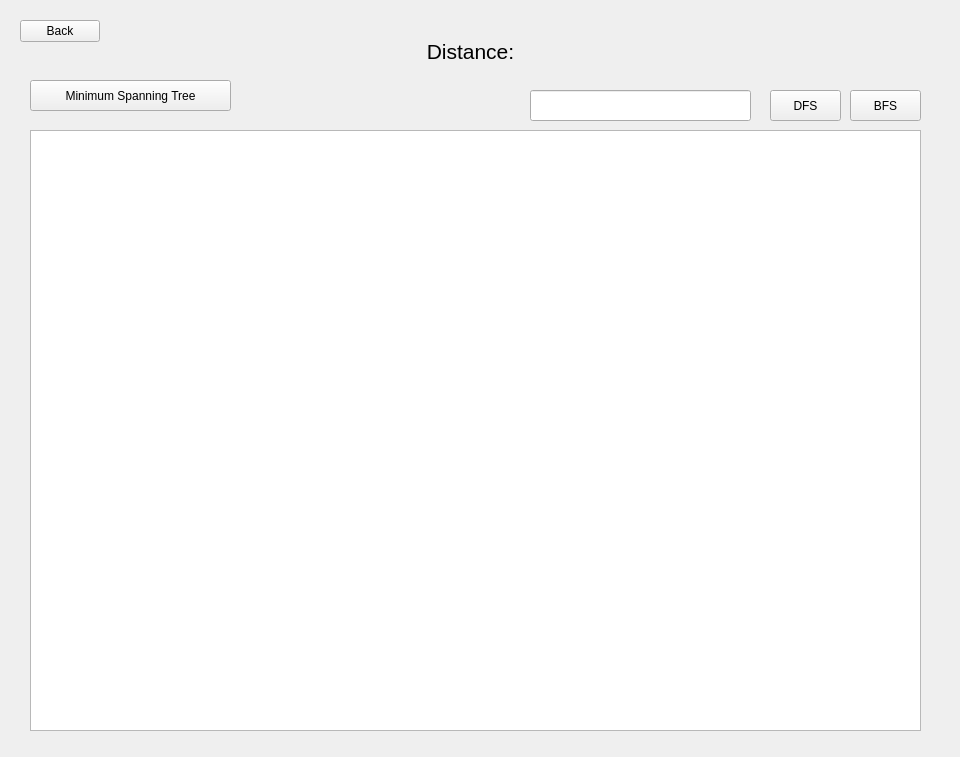
The window that adminextraspopup.ui (Cyriously1/NFLTour) describes before a commit, drawn with Qt 5.
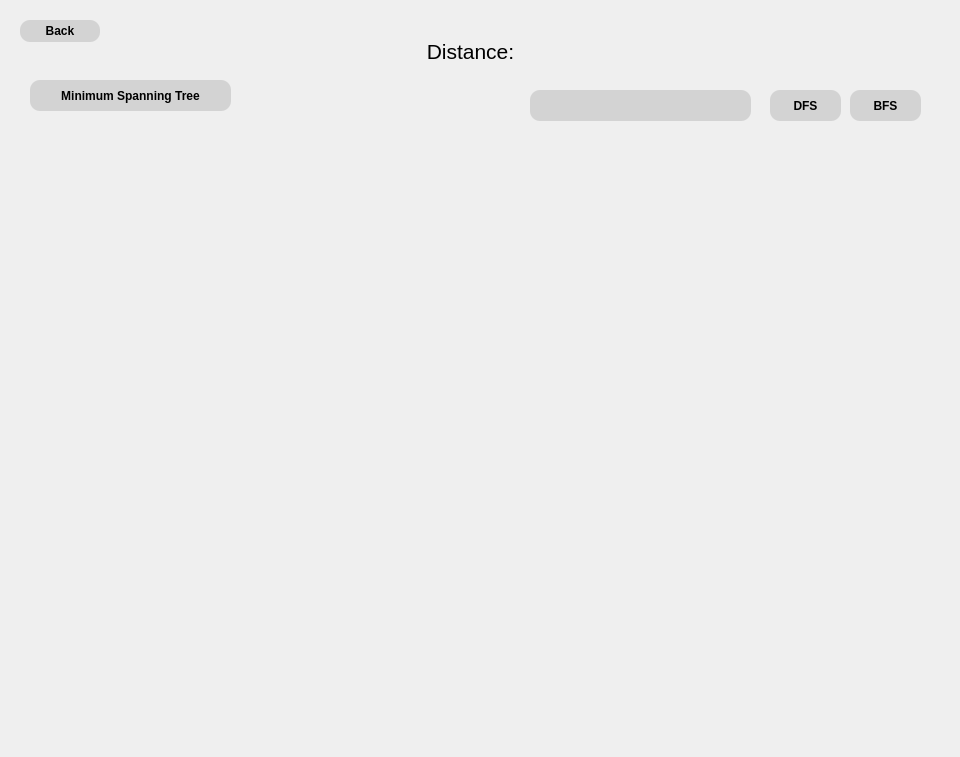
The same window after the commit.

The edit to the form file:
```diff
--- a/adminextraspopup.ui
+++ b/adminextraspopup.ui
@@ -13,6 +13,38 @@
   <property name="windowTitle">
    <string>Form</string>
   </property>
+  <property name="styleSheet">
+   <string notr="true">QTableWidget {
+	background: transparent;
+	font: helvetica; 
+	font-weight: bold;
+}
+
+QHeaderView::section
+{
+	spacing: 10px;
+	background-color: gray;
+	color: white;
+	border: 1px solid ;
+	margin: 1px;
+	text-align: right;
+	font-family: arial;
+	font-size:12px;
+}
+
+QLineEdit {
+	background: lightgray;
+	border-radius: 10px;
+	font: helvetica;
+	font-weight: bold;
+}
+
+QPushButton {
+	background: lightgray;
+	border-radius: 10px;
+	font-weight: bold;
+}</string>
+  </property>
   <widget class="QPushButton" name="pushButton_back">
    <property name="geometry">
     <rect>
@@ -86,7 +118,9 @@
    </property>
    <property name="font">
     <font>
-     <pointsize>12</pointsize>
+     <weight>75</weight>
+     <italic>false</italic>
+     <bold>true</bold>
     </font>
    </property>
   </widget>
```
